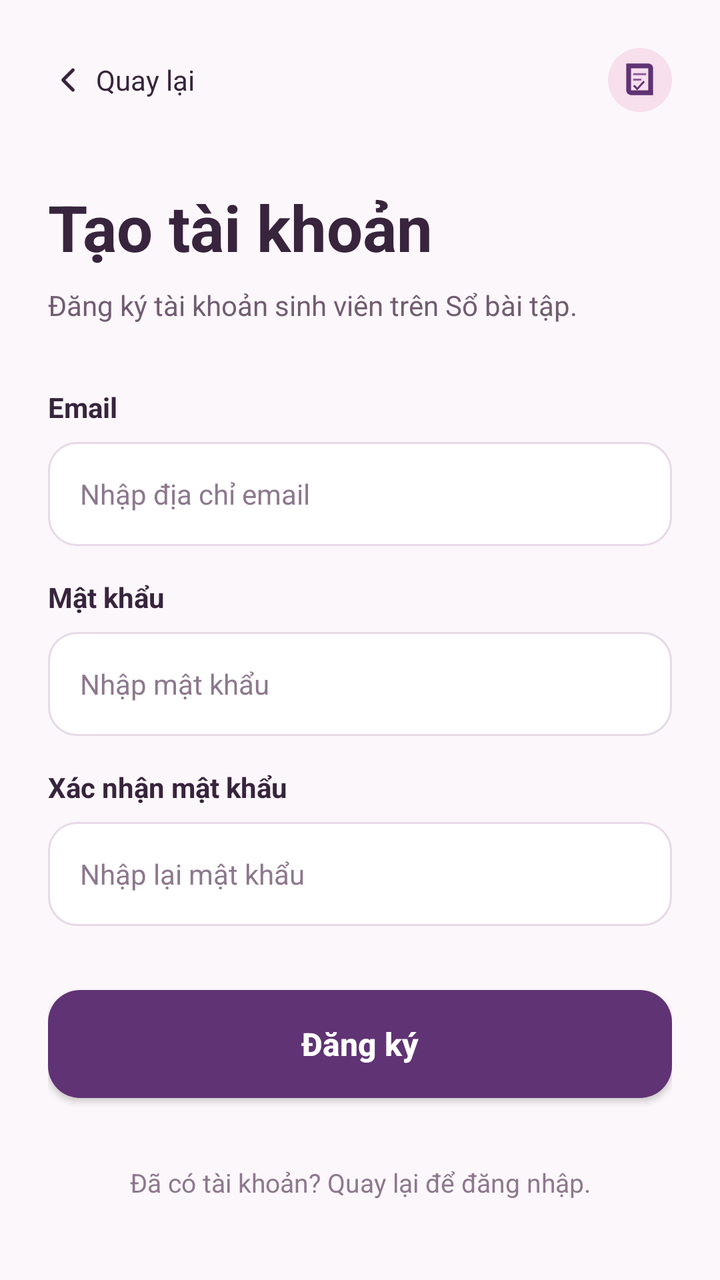
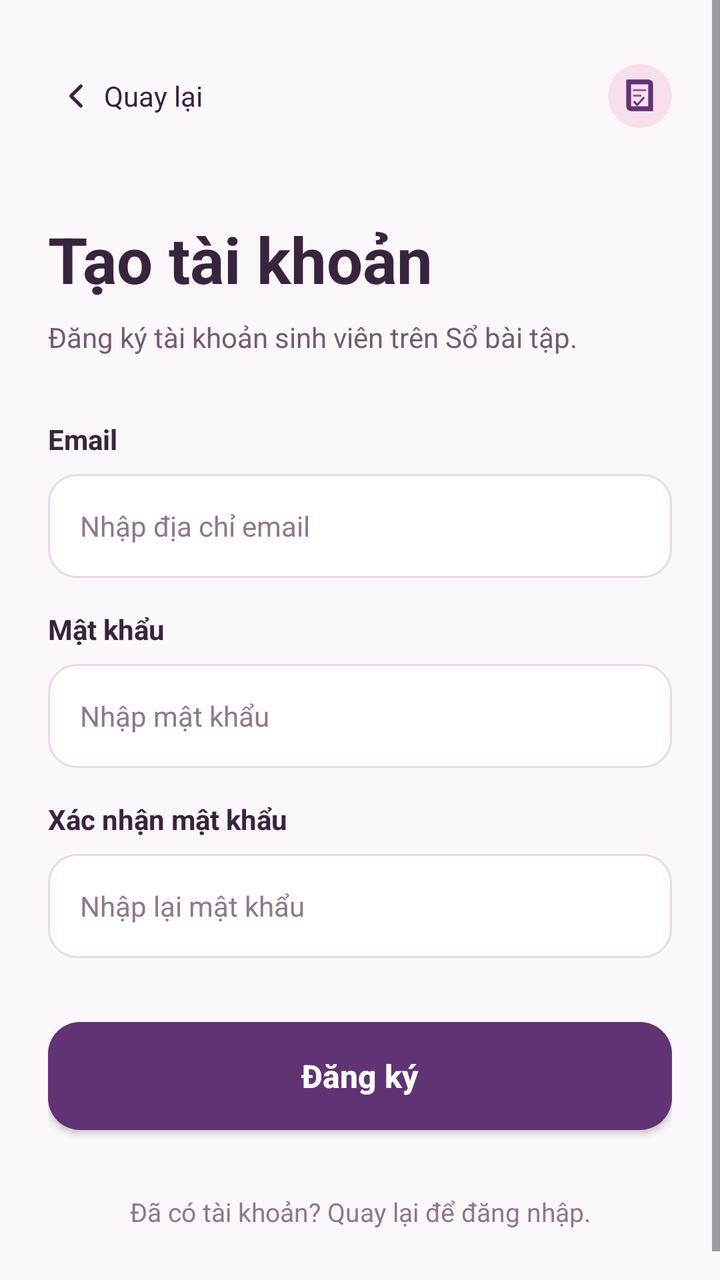

Before-and-after screenshots of an Android layout around one commit, followed by the original layout XML and the change that was made.
<!-- AndroidManifest.xml: application theme Theme.QuanLyBaiTapSinhVien -->
<!-- res/layout/activity_register.xml -->
<?xml version="1.0" encoding="utf-8"?>
<ScrollView xmlns:android="http://schemas.android.com/apk/res/android"
    xmlns:app="http://schemas.android.com/apk/res-auto"
    xmlns:tools="http://schemas.android.com/tools"
    android:layout_width="match_parent"
    android:layout_height="match_parent"
    android:background="@color/bg_screen"
    android:fillViewport="true"
    tools:context=".RegisterActivity">

    <androidx.constraintlayout.widget.ConstraintLayout
        android:layout_width="match_parent"
        android:layout_height="wrap_content"
        android:padding="24dp">

        
        <LinearLayout
            android:id="@+id/layoutTopBar"
            android:layout_width="match_parent"
            android:layout_height="wrap_content"
            android:gravity="center_vertical"
            android:orientation="horizontal"
            app:layout_constraintEnd_toEndOf="parent"
            app:layout_constraintStart_toStartOf="parent"
            app:layout_constraintTop_toTopOf="parent">

            
            <LinearLayout
                android:id="@+id/btnQuayLai"
                android:layout_width="wrap_content"
                android:layout_height="wrap_content"
                android:background="?android:attr/selectableItemBackgroundBorderless"
                android:clickable="true"
                android:focusable="true"
                android:gravity="center_vertical"
                android:orientation="horizontal"
                android:paddingEnd="12dp">

                <ImageView
                    android:layout_width="20dp"
                    android:layout_height="20dp"
                    android:contentDescription="Quay lại"
                    android:src="@drawable/ic_back_arrow" />

                <TextView
                    android:layout_width="wrap_content"
                    android:layout_height="wrap_content"
                    android:layout_marginStart="4dp"
                    android:text="Quay lại"
                    android:textColor="@color/text_primary"
                    android:textSize="14sp" />
            </LinearLayout>

            <View
                android:layout_width="0dp"
                android:layout_height="1dp"
                android:layout_weight="1" />

            
            <ImageView
                android:layout_width="32dp"
                android:layout_height="32dp"
                android:background="@drawable/bg_logo_card"
                android:contentDescription="@string/app_name"
                android:padding="5dp"
                android:src="@drawable/ic_app_mark" />
        </LinearLayout>

        
        <TextView
            android:id="@+id/tvTitle"
            android:layout_width="wrap_content"
            android:layout_height="wrap_content"
            android:layout_marginTop="36dp"
            android:text="Tạo tài khoản"
            android:textColor="@color/text_primary"
            android:textSize="32sp"
            android:textStyle="bold"
            app:layout_constraintStart_toStartOf="parent"
            app:layout_constraintTop_toBottomOf="@+id/layoutTopBar" />

        
        <TextView
            android:id="@+id/tvSubtitle"
            android:layout_width="wrap_content"
            android:layout_height="wrap_content"
            android:layout_marginTop="8dp"
            android:text="Đăng ký tài khoản sinh viên trên Sổ bài tập."
            android:textColor="@color/text_secondary"
            android:textSize="14sp"
            app:layout_constraintStart_toStartOf="parent"
            app:layout_constraintTop_toBottomOf="@+id/tvTitle" />

        
        <LinearLayout
            android:id="@+id/layoutForm"
            android:layout_width="match_parent"
            android:layout_height="wrap_content"
            android:layout_marginTop="32dp"
            android:orientation="vertical"
            app:layout_constraintEnd_toEndOf="parent"
            app:layout_constraintStart_toStartOf="parent"
            app:layout_constraintTop_toBottomOf="@+id/tvSubtitle">

            
            <TextView
                android:layout_width="wrap_content"
                android:layout_height="wrap_content"
                android:text="Email"
                android:textColor="@color/text_primary"
                android:textSize="14sp"
                android:textStyle="bold" />

            
            <EditText
                android:id="@+id/etEmail"
                android:layout_width="match_parent"
                android:layout_height="52dp"
                android:layout_marginTop="8dp"
                android:background="@drawable/bg_input_field"
                android:hint="Nhập địa chỉ email"
                android:inputType="textEmailAddress"
                android:paddingHorizontal="16dp"
                android:textColor="@color/text_primary"
                android:textColorHint="@color/text_hint"
                android:textSize="14sp" />

            
            <TextView
                android:layout_width="wrap_content"
                android:layout_height="wrap_content"
                android:layout_marginTop="16dp"
                android:text="Mật khẩu"
                android:textColor="@color/text_primary"
                android:textSize="14sp"
                android:textStyle="bold" />

            
            <EditText
                android:id="@+id/etMatKhau"
                android:layout_width="match_parent"
                android:layout_height="52dp"
                android:layout_marginTop="8dp"
                android:background="@drawable/bg_input_field"
                android:hint="Nhập mật khẩu"
                android:inputType="textPassword"
                android:paddingHorizontal="16dp"
                android:textColor="@color/text_primary"
                android:textColorHint="@color/text_hint"
                android:textSize="14sp" />

            
            <TextView
                android:layout_width="wrap_content"
                android:layout_height="wrap_content"
                android:layout_marginTop="16dp"
                android:text="Xác nhận mật khẩu"
                android:textColor="@color/text_primary"
                android:textSize="14sp"
                android:textStyle="bold" />

            
            <EditText
                android:id="@+id/etXacNhanMatKhau"
                android:layout_width="match_parent"
                android:layout_height="52dp"
                android:layout_marginTop="8dp"
                android:background="@drawable/bg_input_field"
                android:hint="Nhập lại mật khẩu"
                android:inputType="textPassword"
                android:paddingHorizontal="16dp"
                android:textColor="@color/text_primary"
                android:textColorHint="@color/text_hint"
                android:textSize="14sp" />
        </LinearLayout>

        
        <androidx.appcompat.widget.AppCompatButton
            android:id="@+id/btnThucHienDangKy"
            android:layout_width="match_parent"
            android:layout_height="54dp"
            android:layout_marginTop="32dp"
            android:background="@drawable/bg_blue_button"
            android:text="Đăng ký"
            android:textAllCaps="false"
            android:textColor="@color/white"
            android:textSize="16sp"
            android:textStyle="bold"
            app:layout_constraintEnd_toEndOf="parent"
            app:layout_constraintStart_toStartOf="parent"
            app:layout_constraintTop_toBottomOf="@+id/layoutForm" />

        
        <TextView
            android:id="@+id/tvFootnote"
            android:layout_width="wrap_content"
            android:layout_height="wrap_content"
            android:layout_marginTop="32dp"
            android:layout_marginBottom="16dp"
            android:text="Đã có tài khoản? Quay lại để đăng nhập."
            android:textColor="@color/text_hint"
            android:textSize="13sp"
            app:layout_constraintBottom_toBottomOf="parent"
            app:layout_constraintEnd_toEndOf="parent"
            app:layout_constraintStart_toStartOf="parent"
            app:layout_constraintTop_toBottomOf="@+id/btnThucHienDangKy"
            app:layout_constraintVertical_bias="1.0" />

    </androidx.constraintlayout.widget.ConstraintLayout>
</ScrollView>
<!-- resources referenced by this layout -->
<resources>
  <color name="bg_screen">#FCF7FA</color>
  <color name="text_hint">#8D788E</color>
  <color name="text_primary">#38243D</color>
  <color name="text_secondary">#715D72</color>
  <color name="white">#FFFFFFFF</color>
  <!-- drawable bg_blue_button (drawable) -->
  <?xml version="1.0" encoding="utf-8"?>
  <ripple xmlns:android="http://schemas.android.com/apk/res/android"
      android:color="#33FFFFFF">
      <item>
          <shape android:shape="rectangle">
              <solid android:color="@color/blue_primary" />
              <corners android:radius="16dp" />
          </shape>
      </item>
  </ripple>
  <!-- drawable bg_input_field (drawable) -->
  <?xml version="1.0" encoding="utf-8"?>
  <shape xmlns:android="http://schemas.android.com/apk/res/android"
      android:shape="rectangle">
      <solid android:color="@color/input_bg" />
      <stroke
          android:width="1dp"
          android:color="@color/input_border" />
      <corners android:radius="14dp" />
  </shape>
  <!-- drawable bg_logo_card (drawable) -->
  <?xml version="1.0" encoding="utf-8"?>
  <shape xmlns:android="http://schemas.android.com/apk/res/android"
      android:shape="rectangle">
      <solid android:color="@color/blue_light_bg" />
      <corners android:radius="32dp" />
  </shape>
  <!-- drawable ic_app_mark (drawable) -->
  <?xml version="1.0" encoding="utf-8"?>
  <vector xmlns:android="http://schemas.android.com/apk/res/android"
      android:width="64dp" android:height="64dp"
      android:viewportWidth="64" android:viewportHeight="64">
      <path android:fillColor="#603374"
          android:pathData="M13,8h31a7,7 0,0 1,7 7v39H19a7,7 0,0 1,-7 -7V9a1,1 0,0 1,1 -1z" />
      <path android:fillColor="#F7DFED"
          android:pathData="M19,15h25v32H19z" />
      <path android:fillColor="#915CA1"
          android:pathData="M22,22h19v3H22zM22,30h12v3H22z" />
      <path android:fillColor="#603374"
          android:pathData="M24,39l4,4 9,-10 2,2 -11,12 -6,-6z" />
  </vector>
  <!-- drawable ic_back_arrow (drawable) -->
  <?xml version="1.0" encoding="utf-8"?>
  <vector xmlns:android="http://schemas.android.com/apk/res/android"
      android:width="24dp"
      android:height="24dp"
      android:viewportWidth="24"
      android:viewportHeight="24">
      <path
          android:fillColor="#00000000"
          android:pathData="M15 18l-6-6 6-6"
          android:strokeColor="@color/text_primary"
          android:strokeWidth="2"
          android:strokeLineCap="round"
          android:strokeLineJoin="round" />
  </vector>
  <string name="app_name">Sổ bài tập</string>
  <style name="Theme.QuanLyBaiTapSinhVien" parent="Base.Theme.QuanLyBaiTapSinhVien" />
  <color name="blue_primary">#603374</color>
  <color name="input_bg">#FFFFFF</color>
  <color name="input_border">#E7D9E8</color>
  <color name="blue_light_bg">#F7DFED</color>
  <style name="Base.Theme.QuanLyBaiTapSinhVien" parent="Theme.Material3.DayNight.NoActionBar">
          
          <item name="colorPrimary">@color/blue_primary</item>
          <item name="colorPrimaryVariant">@color/blue_primary_dark</item>
          <item name="colorOnPrimary">@color/white</item>
          <item name="android:statusBarColor">@color/bg_screen</item>
          <item name="android:windowLightStatusBar">true</item>
          <item name="android:windowBackground">@color/bg_screen</item>
      </style>
  <color name="blue_primary_dark">#4C295D</color>
</resources>

<!-- the commit's change to res/layout/activity_register.xml (unified diff, before → after) -->
@@ -6,9 +6,11 @@
     android:layout_height="match_parent"
     android:background="@color/bg_screen"
     android:fillViewport="true"
+    android:fitsSystemWindows="true"
     tools:context=".RegisterActivity">
 
     <androidx.constraintlayout.widget.ConstraintLayout
+        android:id="@+id/mainLayout"
         android:layout_width="match_parent"
         android:layout_height="wrap_content"
         android:padding="24dp">
@@ -29,12 +31,16 @@
                 android:id="@+id/btnQuayLai"
                 android:layout_width="wrap_content"
                 android:layout_height="wrap_content"
+                android:minHeight="48dp"
                 android:background="?android:attr/selectableItemBackgroundBorderless"
                 android:clickable="true"
                 android:focusable="true"
                 android:gravity="center_vertical"
                 android:orientation="horizontal"
-                android:paddingEnd="12dp">
+                android:paddingStart="4dp"
+                android:paddingEnd="12dp"
+                android:paddingTop="8dp"
+                android:paddingBottom="8dp">
 
                 <ImageView
                     android:layout_width="20dp"
